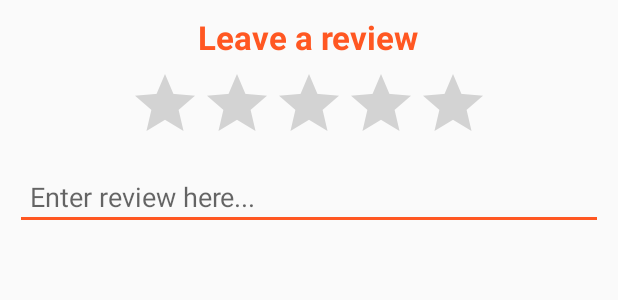
After one commit to muratozgul/FoodieAndroid, an Android app: the layout dialog_write_review.xml on its own in the app's theme, with its tools: preview values and no code run, on a phone screen of 412 x 824 dp. The commit adds this screen. Shown: the top 300 px of the screen. Run offline under Robolectric (Android 15) with nearby library versions, the phone set to English and light mode, and no system bars; network calls fail.

Commit message:
Add review dialog

```diff
--- a/app/src/main/java/app/com/example/foodie/foodieandroid/Activities/HomeActivity.java
+++ b/app/src/main/java/app/com/example/foodie/foodieandroid/Activities/HomeActivity.java
@@ -134,13 +134,13 @@ public class HomeActivity extends AppCompatActivity implements
 
         // TODO: Review History
         else if (id == R.id.nav_review) {
-            Toast.makeText(getApplicationContext(), "This will display review history!",
+            Toast.makeText(getApplicationContext(), "Sorry, you're not supposed to see this, we're working on it - Review History",
                     Toast.LENGTH_SHORT).show();
         }
 
         // TODO: User settings
         else if (id == R.id.nav_settings) {
-            Toast.makeText(getApplicationContext(), "This will display settings!",
+            Toast.makeText(getApplicationContext(), "Sorry, you're not supposed to see this, we're working on it - Settings",
                     Toast.LENGTH_SHORT).show();
         }
 
--- /dev/null
+++ b/app/src/main/res/layout/dialog_write_review.xml
@@ -0,0 +1,38 @@
+<?xml version="1.0" encoding="utf-8"?>
+<LinearLayout
+    xmlns:android="http://schemas.android.com/apk/res/android"
+    android:layout_width="match_parent"
+    android:layout_height="wrap_content"
+    android:orientation="vertical"
+    android:padding="10dp">
+
+    <TextView
+        android:layout_width="wrap_content"
+        android:layout_height="wrap_content"
+        android:textAppearance="?android:attr/textAppearanceLarge"
+        android:textColor="@color/colorPrimary"
+        android:layout_gravity="center"
+        android:textStyle="bold"
+        android:paddingBottom="6dp"
+        android:text="Leave a review"
+        android:id="@+id/textView" />
+
+    <RatingBar
+        android:layout_width="wrap_content"
+        android:layout_height="match_parent"
+        android:layout_gravity="center"
+        android:numStars="5"
+        android:paddingBottom="6dp"
+        android:id="@+id/reviewRating" />
+
+    <EditText
+        android:id="@+id/reviewTextEdit"
+        android:layout_width="fill_parent"
+        android:layout_height="wrap_content"
+        android:hint="Enter review here..."
+        android:inputType="textCapSentences|textMultiLine"
+        android:padding="10dp"
+        android:maxLength="2000"
+        android:maxLines="4"/>
+
+</LinearLayout>
```
Also changed, not shown: app/src/main/java/app/com/example/foodie/foodieandroid/Adapters/OrderItemAdapter.java (+33 -0 lines), app/src/main/java/app/com/example/foodie/foodieandroid/Fragments/FragementWriteReviewDialog.java (added, +8 -0 lines).
